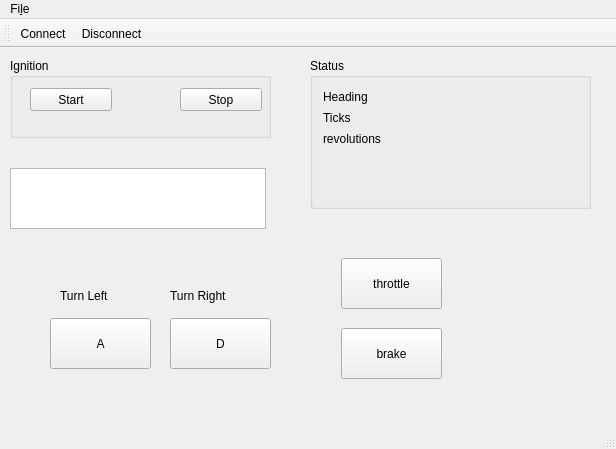
This is qt/controller/mainwindow.ui in kc8hfi/mygolfcart as Qt 5 draws it before an edit. The edited form follows.
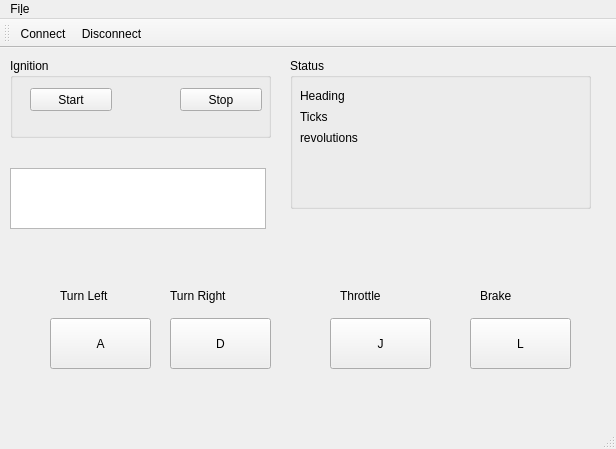
This is the edited form. Icons and pictures are not drawn.

Commit message: resized the labels and boxes for the status changed the stop and go buttons and added labels updated the push buttons with keystrokes

Diff of the .ui file:
```diff
--- a/qt/controller/mainwindow.ui
+++ b/qt/controller/mainwindow.ui
@@ -17,27 +17,27 @@
    <widget class="QPushButton" name="goButton">
     <property name="geometry">
      <rect>
-      <x>341</x>
-      <y>210</y>
+      <x>330</x>
+      <y>270</y>
       <width>101</width>
       <height>51</height>
      </rect>
     </property>
     <property name="text">
-     <string>throttle</string>
+     <string>J</string>
     </property>
    </widget>
    <widget class="QPushButton" name="brakeButton">
     <property name="geometry">
      <rect>
-      <x>341</x>
-      <y>280</y>
+      <x>470</x>
+      <y>270</y>
       <width>101</width>
       <height>51</height>
      </rect>
     </property>
     <property name="text">
-     <string>brake</string>
+     <string>L</string>
     </property>
    </widget>
    <widget class="QTextBrowser" name="textBrowser">
@@ -92,9 +92,9 @@
    <widget class="QGroupBox" name="groupBox_2">
     <property name="geometry">
      <rect>
-      <x>310</x>
+      <x>290</x>
       <y>10</y>
-      <width>281</width>
+      <width>301</width>
       <height>151</height>
      </rect>
     </property>
@@ -104,10 +104,10 @@
     <widget class="QLabel" name="revolutions">
      <property name="geometry">
       <rect>
-       <x>89</x>
+       <x>99</x>
        <y>73</y>
-       <width>161</width>
-       <height>16</height>
+       <width>151</width>
+       <height>20</height>
       </rect>
      </property>
      <property name="text">
@@ -117,10 +117,10 @@
     <widget class="QLabel" name="label_3">
      <property name="geometry">
       <rect>
-       <x>13</x>
-       <y>52</y>
-       <width>31</width>
-       <height>16</height>
+       <x>10</x>
+       <y>49</y>
+       <width>81</width>
+       <height>20</height>
       </rect>
      </property>
      <property name="text">
@@ -130,10 +130,10 @@
     <widget class="QLabel" name="heading">
      <property name="geometry">
       <rect>
-       <x>89</x>
+       <x>99</x>
        <y>31</y>
-       <width>161</width>
-       <height>16</height>
+       <width>151</width>
+       <height>20</height>
       </rect>
      </property>
      <property name="text">
@@ -143,10 +143,10 @@
     <widget class="QLabel" name="label_5">
      <property name="geometry">
       <rect>
-       <x>13</x>
-       <y>73</y>
-       <width>70</width>
-       <height>16</height>
+       <x>10</x>
+       <y>70</y>
+       <width>91</width>
+       <height>20</height>
       </rect>
      </property>
      <property name="text">
@@ -156,10 +156,10 @@
     <widget class="QLabel" name="label">
      <property name="geometry">
       <rect>
-       <x>13</x>
-       <y>31</y>
-       <width>53</width>
-       <height>16</height>
+       <x>10</x>
+       <y>28</y>
+       <width>71</width>
+       <height>20</height>
       </rect>
      </property>
      <property name="text">
@@ -169,10 +169,10 @@
     <widget class="QLabel" name="ticks">
      <property name="geometry">
       <rect>
-       <x>89</x>
+       <x>99</x>
        <y>52</y>
-       <width>161</width>
-       <height>16</height>
+       <width>151</width>
+       <height>20</height>
       </rect>
      </property>
      <property name="text">
@@ -270,6 +270,32 @@
      <string>Turn Right</string>
     </property>
    </widget>
+   <widget class="QLabel" name="label_6">
+    <property name="geometry">
+     <rect>
+      <x>340</x>
+      <y>240</y>
+      <width>66</width>
+      <height>16</height>
+     </rect>
+    </property>
+    <property name="text">
+     <string>Throttle</string>
+    </property>
+   </widget>
+   <widget class="QLabel" name="label_7">
+    <property name="geometry">
+     <rect>
+      <x>480</x>
+      <y>240</y>
+      <width>66</width>
+      <height>16</height>
+     </rect>
+    </property>
+    <property name="text">
+     <string>Brake</string>
+    </property>
+   </widget>
   </widget>
   <widget class="QMenuBar" name="menuBar">
    <property name="geometry">
```
Left out of the diff: 2 changed lines with no effect on the pictures. The commit also changes 1 other file.
